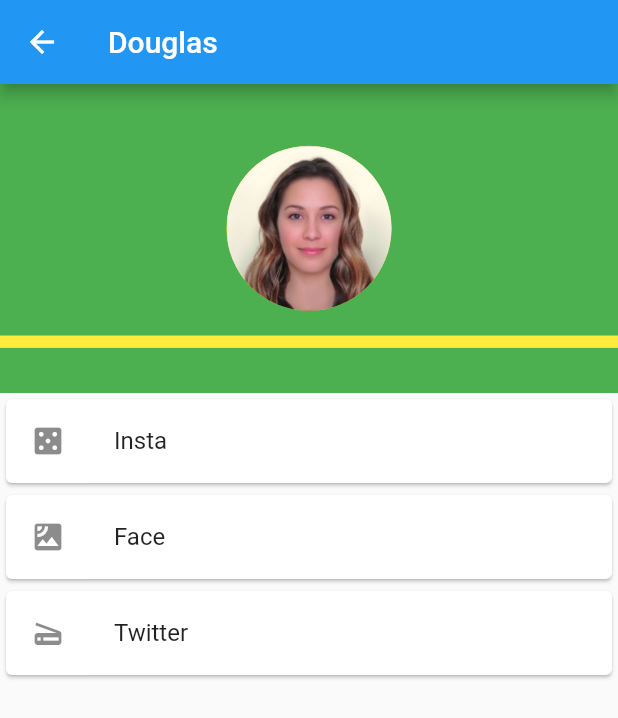
After one commit to mfkpfurlan/urna-mobile, a Flutter app: the DetailsPage screen opened directly, on a phone screen of 412 x 824 dp. The commit adds this screen. Shown: the top 718 px of the screen. Run offline on Flutter 3.47's test engine with Material 2 defaults, Android fonts, the phone set to English and light mode, and no system bars; our stand-ins replace flutter_svg.

Commit message:
candidate detail without body

```diff
--- /dev/null
+++ b/lib/mocks/data.dart
@@ -0,0 +1,20 @@
+import 'package:flutter/material.dart';
+
+class Data {
+  final String description;
+  final IconData icon;
+
+  Data(this.description, this.icon);
+}
+
+List<Data> mock1 = [
+  new Data(
+    'Insta', Icons.casino
+  ),
+  new Data(
+    'Face', Icons.satellite
+  ),
+  new Data(
+    'Twitter', Icons.scanner
+  ),
+];
--- /dev/null
+++ b/lib/screens/details/components/header.dart
@@ -0,0 +1,44 @@
+import 'package:flutter/material.dart';
+
+class DetailsHeader extends StatefulWidget {
+  @override
+  _DetailsHeaderState createState() => _DetailsHeaderState();
+}
+
+class _DetailsHeaderState extends State<DetailsHeader> {
+
+  @override
+  Widget build(BuildContext context) {
+
+    Size size = MediaQuery.of(context).size;
+
+    return Container(
+      width: size.width,
+      height: size.height * 0.25,
+      decoration: new BoxDecoration(
+        color: Colors.green,
+      ),
+      child: Column(
+        children: [
+          Padding(
+            padding: EdgeInsets.only(top: size.height * 0.05),
+            child: CircleAvatar(
+              backgroundImage: AssetImage('assets/images/woman.png'),
+              backgroundColor: Colors.yellow,
+              foregroundColor: Colors.black,
+              radius: 55,
+            ),
+          ),
+          Padding(
+            padding: EdgeInsets.only(top: size.height * 0.02),
+            child: Container(
+              color: Colors.yellow,
+              width: size.width,
+              height: size.height * 0.01,
+            ),
+          ),
+        ],
+      ),
+    );
+  }
+}
--- /dev/null
+++ b/lib/screens/details/components/socials.dart
@@ -0,0 +1,35 @@
+import 'package:flutter/material.dart';
+import 'package:urna_mobile/mocks/candidato.dart';
+
+class DetailsSocials extends StatefulWidget {
+  @override
+  _DetailsSocialsState createState() => _DetailsSocialsState();
+}
+
+class _DetailsSocialsState extends State<DetailsSocials> {
+  @override
+  Widget build(BuildContext context) {
+    return ListView(
+      children: <Widget>[
+        Card(
+          child: ListTile(
+            leading: Icon(douglas.data[0].icon),
+            title: Text(douglas.data[0].description),
+          ),
+        ),
+        Card(
+          child: ListTile(
+            leading: Icon(douglas.data[1].icon),
+            title: Text(douglas.data[1].description),
+          ),
+        ),
+        Card(
+          child: ListTile(
+            leading: Icon(douglas.data[2].icon),
+            title: Text(douglas.data[2].description),
+          ),
+        ),
+      ],
+    );
+  }
+}
--- /dev/null
+++ b/lib/screens/details/datails.dart
@@ -0,0 +1,27 @@
+import 'package:flutter/material.dart';
+import 'package:urna_mobile/mocks/candidato.dart';
+import 'package:urna_mobile/screens/details/components/header.dart';
+import 'package:urna_mobile/screens/details/components/socials.dart';
+
+class DetailsPage extends StatefulWidget {
+  @override
+  _DetailsPageState createState() => _DetailsPageState();
+}
+
+class _DetailsPageState extends State<DetailsPage> {
+  @override
+  Widget build(BuildContext context) {
+    return Scaffold(
+      appBar: AppBar(title: Text('${douglas.nome}')),
+      body: Column(
+        children: <Widget>[
+          DetailsHeader(),
+          // DetailsBody(),
+          Expanded(
+            child: DetailsSocials(),
+          ),
+        ],
+      ),
+    );
+  }
+}
--- a/lib/screens/main/components/body.dart
+++ b/lib/screens/main/components/body.dart
@@ -1,5 +1,6 @@
 import 'package:flutter/material.dart';
 import 'package:urna_mobile/legacy/screens/login/login_screen.dart';
+import 'package:urna_mobile/screens/candidates/candidates.dart';
 
 class MenuBody extends StatelessWidget {
   @override
@@ -28,7 +29,7 @@ class MenuBody extends StatelessWidget {
                   Navigator.push(
                     context,
                     MaterialPageRoute(
-                      builder: (context) => LoginScreen()
+                      builder: (context) => ListCanditates()
                     )
                   );
                 },
```
Also changed, not shown: lib/mocks/candidato.dart (added, +21 -0 lines), lib/mocks/partido.dart (added, +14 -0 lines), lib/screens/candidates/candidates.dart (added, +62 -0 lines), lib/screens/candidates/components/candidate.dart (added, +20 -0 lines), lib/screens/candidates/components/separator.dart (added, +21 -0 lines), lib/screens/details/components/body.dart (added, +15 -0 lines).
